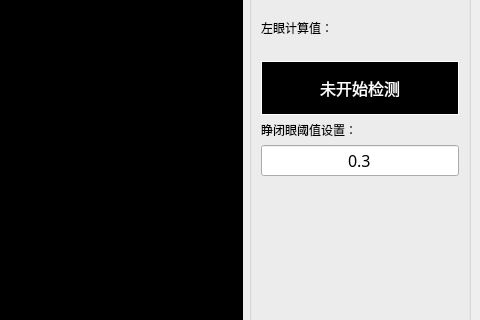
The window that src/ui/main_interface.ui (WanglinLi595/Fatigue_Detection) describes before a commit, drawn with Qt 5; both pictures show x 655 to 1135 and y 380 to 700 of the 1135 by 887 pixel window.
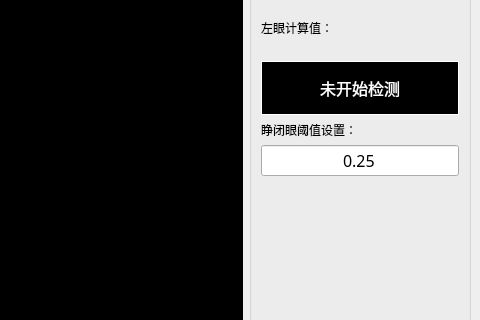
The same window after the commit.

Diff of the .ui file:
```diff
--- a/src/ui/main_interface.ui
+++ b/src/ui/main_interface.ui
@@ -208,7 +208,7 @@
               </font>
              </property>
              <property name="text">
-              <string>0.3</string>
+              <string>0.25</string>
              </property>
              <property name="alignment">
               <set>Qt::AlignCenter</set>
```
